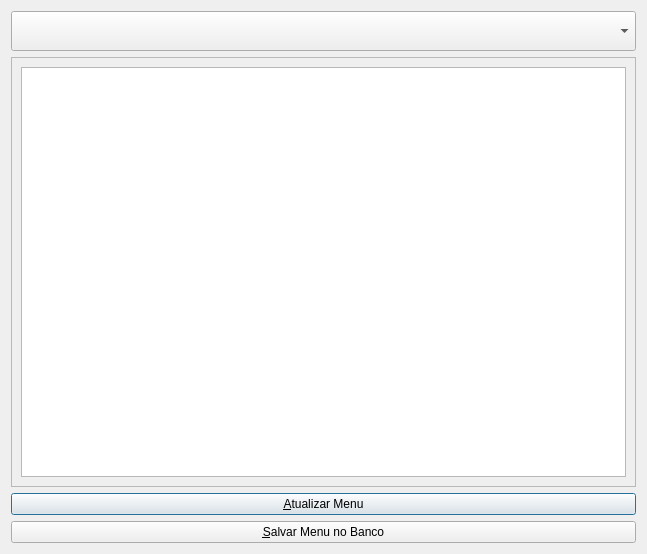
The window that Tools/Menu/menuConfigFrame.ui (dsgoficial/SAP_Operador) describes before a commit, drawn with Qt 5.
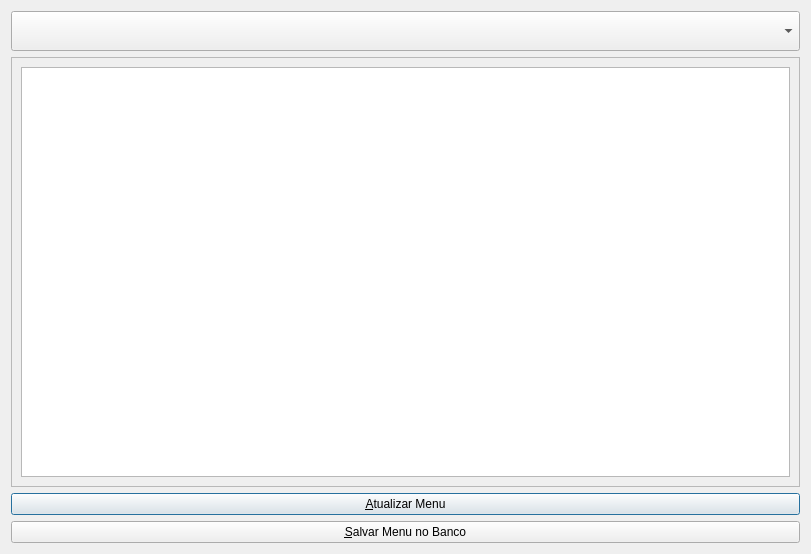
The same window after the commit.

Diff of the .ui file:
```diff
--- a/Tools/Menu/menuConfigFrame.ui
+++ b/Tools/Menu/menuConfigFrame.ui
@@ -6,7 +6,7 @@
    <rect>
     <x>0</x>
     <y>0</y>
-    <width>647</width>
+    <width>811</width>
     <height>554</height>
    </rect>
   </property>
@@ -45,7 +45,7 @@
        <rect>
         <x>0</x>
         <y>0</y>
-        <width>627</width>
+        <width>791</width>
         <height>420</height>
        </rect>
       </property>
```
